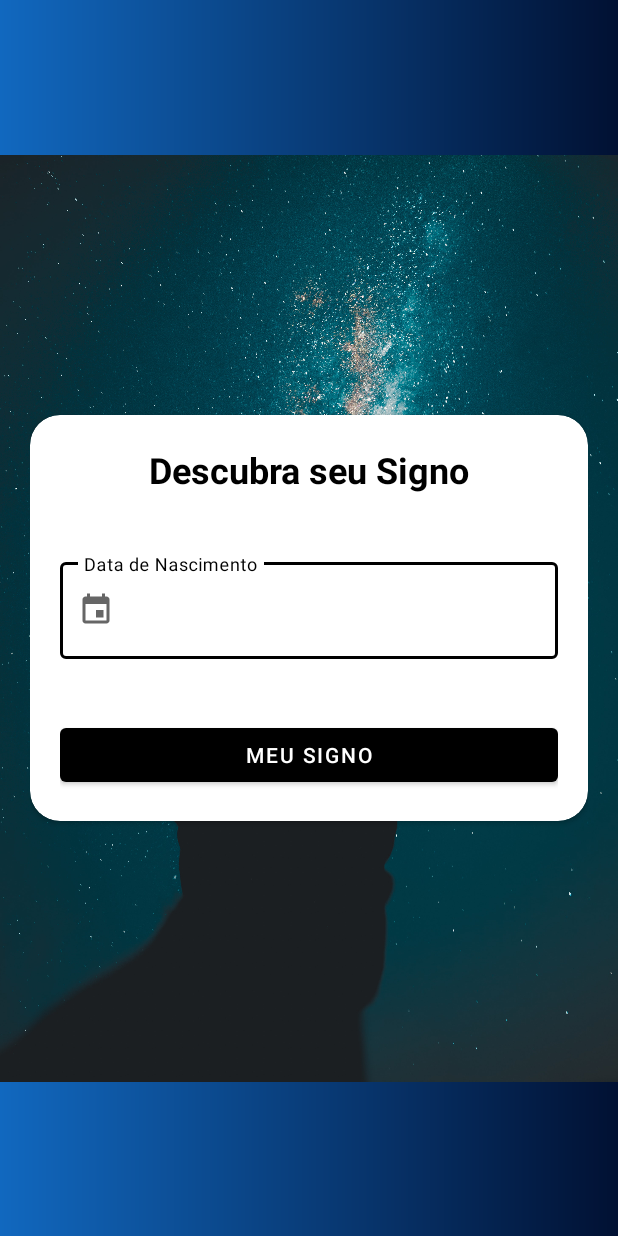
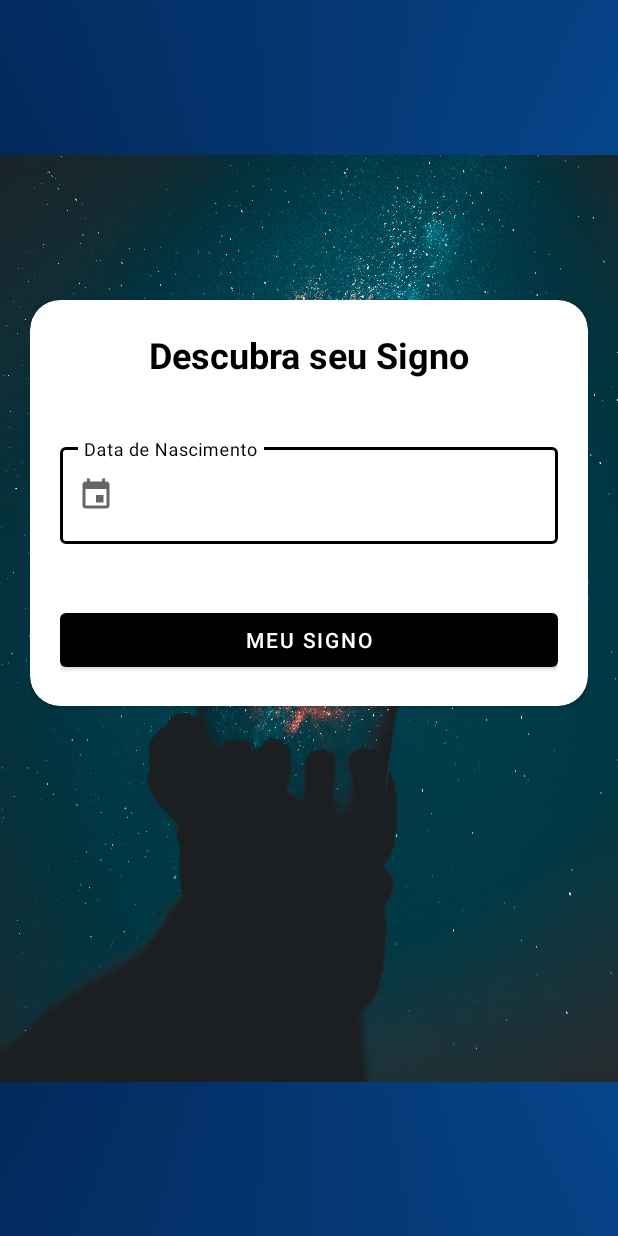
Before and after one commit to Samuel-Ricardo/Who_I_am, an Android app: the screen it shows after launch (MainActivity), on a phone screen of 412 x 824 dp. Run offline under Robolectric (Android 15) with nearby library versions, the phone set to English and light mode, and no system bars.

Commit message:
Updated: Activity - main (layout)

```diff
--- a/app/src/main/res/drawable/linear_gradient.xml
+++ b/app/src/main/res/drawable/linear_gradient.xml
@@ -1,8 +1,9 @@
 <?xml version="1.0" encoding="utf-8"?>
 <shape xmlns:android="http://schemas.android.com/apk/res/android">
 <gradient
-    android:startColor="#1168BF"
-    android:endColor="#011133"
-    android:type="linear"
+    android:startColor="#085CB1"
+    android:centerColor="#011133"
+    android:endColor="#085CB1"
+    android:type="sweep"
     />
 </shape>
--- a/app/src/main/res/layout/activity_main.xml
+++ b/app/src/main/res/layout/activity_main.xml
@@ -20,7 +20,8 @@
 
     <ScrollView
         android:layout_width="match_parent"
-        android:layout_height="match_parent"
+        android:layout_height="1000dp"
+        app:layout_constraintTop_toTopOf="parent"
         android:paddingHorizontal="20dp"
         >
 
@@ -31,7 +32,9 @@
             android:background="@android:color/white"
             app:cardCornerRadius="20dp"
 
-            android:layout_gravity="center"
+            android:layout_marginTop="200dp"
+
+            android:layout_gravity="top|center"
             >
 
             <androidx.constraintlayout.widget.ConstraintLayout
```
